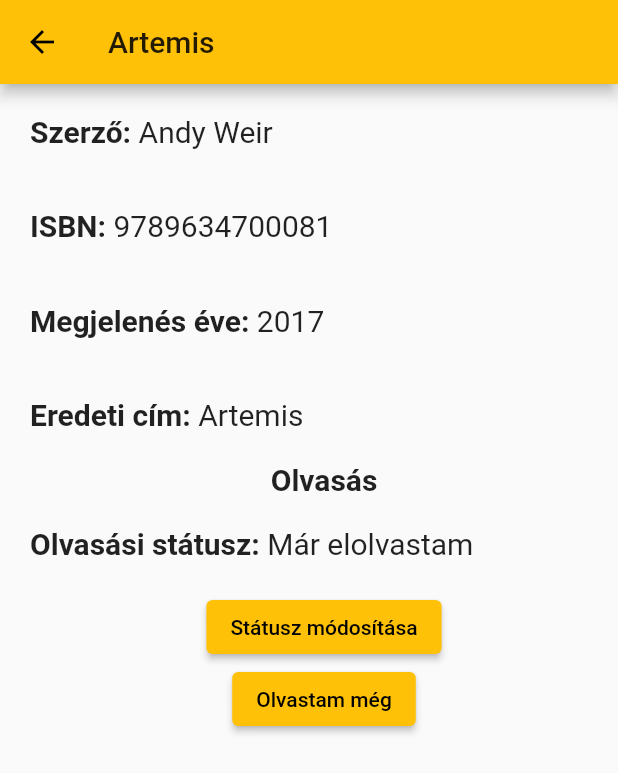
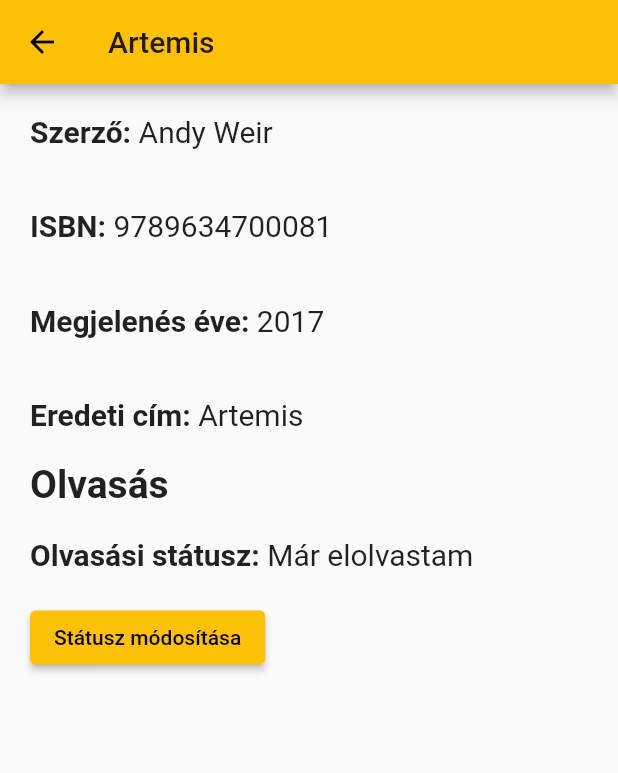
Before and after one commit to BulcsuFarmasi/my_entertainment, a Flutter app: the BookDetailPage screen opened directly with sample values from the repository, on a phone screen of 412 x 824 dp. Shown: the top 773 px of the screen. Run offline on Flutter 3.47's test engine with Material 2 defaults, Android fonts, the phone set to English and light mode, and no system bars.

Commit message:
finishing reading modifying

```diff
--- a/lib/widgets/book/pages/book_detail_page.dart
+++ b/lib/widgets/book/pages/book_detail_page.dart
@@ -6,9 +6,10 @@ import '../widgets/book_data_row.dart';
 import '../widgets/reading_view.dart';
 
 class BookDetailPage extends StatelessWidget {
-  BookDetailPage(this.reading);
+  BookDetailPage(this.reading, this.modifyReading);
 
   final Reading reading;
+  final Function modifyReading;
 
   @override
   Widget build(BuildContext context) {
@@ -16,7 +17,8 @@ class BookDetailPage extends StatelessWidget {
         appBar: AppBar(
           title: Text(reading.book.title),
         ),
-      body: Padding(
+        body: SingleChildScrollView(
+          child: Padding(
             padding: EdgeInsets.only(left: 20),
             child: Column(
               children: [
@@ -61,11 +63,11 @@ class BookDetailPage extends StatelessWidget {
                       style: TextStyle(fontSize: 20),
                     )
                   ]),
-            ReadingView(reading: reading, modifyReading: () {})
+                ReadingView(reading: reading, modifyReading: modifyReading)
               ],
             ),
           ),
-    );
+        ));
   }
 
   static get author => Intl.message('Szerző: ');
--- a/lib/widgets/book/widgets/reading_view.dart
+++ b/lib/widgets/book/widgets/reading_view.dart
@@ -21,82 +21,137 @@ class ReadingView extends StatefulWidget {
   static get readFurther => Intl.message('Olvastam még');
 
   static get modifyState => Intl.message('Státusz módosítása');
+
+  static get save => Intl.message('Mentés');
 }
 
 class _ReadingViewState extends State<ReadingView> {
   bool displayModifyReadingState = false;
   bool displayModifyCurrentPage = false;
 
-  late Reading reading;
+  int? currentPage;
+  late ReadingState readingState;
 
   @override
   void initState() {
+    currentPage = widget.reading.currentPage;
+    readingState = widget.reading.state;
     super.initState();
-    reading = widget.reading;
   }
 
-  void updateReading(Reading newReading) {
+  void setDisplayModifyReadingState(bool newDisplay) {
     setState(() {
-      reading = newReading;
-      widget.modifyReading(reading);
+      displayModifyReadingState = newDisplay;
+    });
+  }
+
+  void setDisplayModifyCurrentPage(bool newDisplay) {
+    setState(() {
+      displayModifyCurrentPage = newDisplay;
+    });
+  }
+
+  void saveReading() {
+    widget.modifyReading(Reading(widget.reading.book, readingState, currentPage: currentPage));
+    setState(() {
       displayModifyReadingState = false;
       displayModifyCurrentPage = false;
     });
   }
 
-  @override
-  Widget build(BuildContext context) {
-    return Column(
-      children: [
-        Text(
-          Intl.message(Intl.message('Olvasás')),
-          style: TextStyle(fontWeight: FontWeight.bold, fontSize: 20),
-        ),
+  void saveReadingState(ReadingState? newReadingState) {
+    setState(() {
+      readingState = newReadingState!;
+    });
+  }
+
+  void saveCurrentPage(String? newCurrentPage) {
+    setState(() {
+      currentPage = int.parse(newCurrentPage!);
+    });
+  }
+
+  List<Widget> buildReadingStatus() {
+    List<Widget> widgets = [
       BookDataRow(children: [
         Text(
           ReadingView.readingStatus,
           style: TextStyle(fontWeight: FontWeight.bold, fontSize: 20),
         ),
         Text(
-            readingStateTranslations[widget.reading.state]!,
+          readingStateTranslations[readingState]!,
           style: TextStyle(fontSize: 20),
         ),
       ]),
-        ElevatedButton(onPressed: () {}, child: Text(ReadingView.modifyState)),
-        if (displayModifyReadingState)
-          DropdownButton<ReadingState>(
-              value: widget.reading.state,
+      ElevatedButton(
+          onPressed: () {
+            setDisplayModifyReadingState(true);
+          },
+          child: Text(ReadingView.modifyState)),
+    ];
+    if (displayModifyReadingState) {
+      widgets.add(DropdownButton<ReadingState>(
+        value: readingState,
         items: ReadingState.values.map((ReadingState readingState) {
           return DropdownMenuItem(
             value: readingState,
             child: Text(readingStateTranslations[readingState]!),
           );
         }).toList(growable: false),
-              onChanged: (ReadingState? newReadingState) {
-                updateReading(Reading(reading.book, newReadingState!, currentPage: reading.currentPage));
-              }),
-        if (widget.reading.currentPage != null)
+        onChanged: saveReadingState,
+      ));
+    }
+    return widgets;
+  }
+
+  List<Widget> buildCurrentPage() {
+    List<Widget> widgets = [
       BookDataRow(children: [
         Text(
           ReadingView.currentPage,
           style: TextStyle(fontWeight: FontWeight.bold, fontSize: 20),
         ),
         Text(
-              widget.reading.currentPage.toString(),
+          currentPage != null ? currentPage.toString() : "",
           style: TextStyle(fontSize: 20),
         ),
       ]),
-        ElevatedButton(onPressed: () {setState(() {
-          displayModifyCurrentPage = true;
-        });}, child: Text(ReadingView.readFurther)),
-        if (displayModifyCurrentPage)
-          TextField(
-            onChanged: (String newPage) {
-              updateReading(Reading(reading.book, reading.state, currentPage: int.parse(newPage)));
+      ElevatedButton(
+          onPressed: () {
+            setDisplayModifyCurrentPage(true);
           },
-            controller: TextEditingController(text: reading.currentPage.toString()),
+          child: Text(ReadingView.readFurther)),
+    ];
+    if (displayModifyCurrentPage) {
+      widgets.add(TextFormField(
+        onChanged: saveCurrentPage,
+        initialValue: currentPage != null ? currentPage.toString() : "",
+        keyboardType: TextInputType.number,
+      ));
+    }
+    return widgets;
+  }
+
+  @override
+  Widget build(BuildContext context) {
+    return Container(
+      width: double.infinity,
+      child: Column(
+        crossAxisAlignment: CrossAxisAlignment.start,
+        children: [
+          Text(
+            Intl.message(Intl.message('Olvasás')),
+            style: TextStyle(fontWeight: FontWeight.bold, fontSize: 26),
           ),
+          ...buildReadingStatus(),
+          if (readingState == ReadingState.isReading) ...buildCurrentPage(),
+          if (displayModifyCurrentPage || displayModifyReadingState)
+            ElevatedButton(
+              child: Text(ReadingView.save),
+              onPressed: saveReading,
+            )
         ],
+      ),
     );
   }
 }
```
Also changed, not shown: lib/routes/book/book_route_delegate.dart (+7 -1 lines), lib/state/book/book_state.dart (+8 -3 lines). Lines whose indentation alone changed are shown as unchanged.
